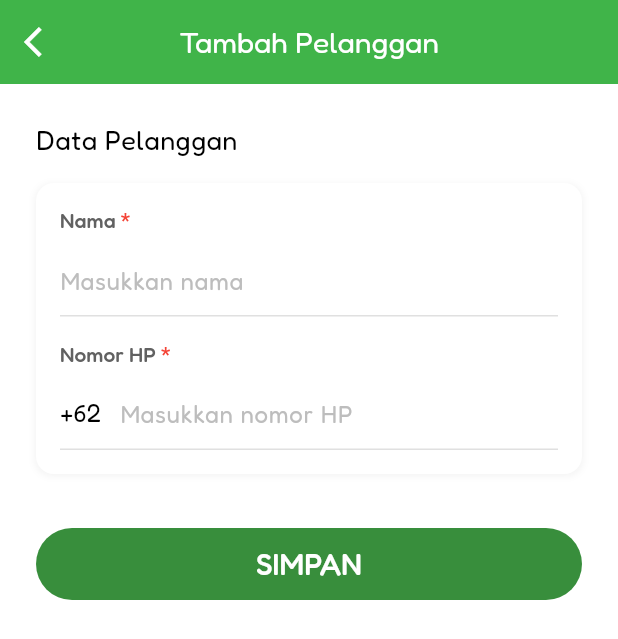
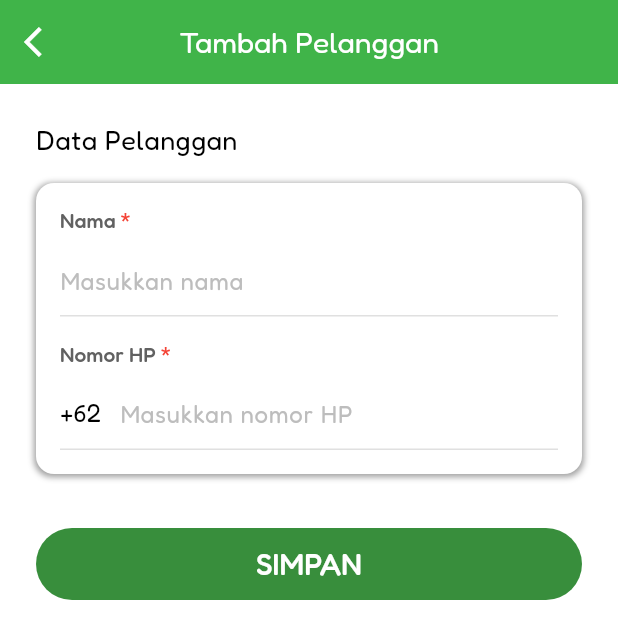
Before and after one commit to 3BCode/moda_android, a Flutter app: the Pelanggan screen opened directly, after a tap on "Tambah Pelanggan", after a tap on the "add circle outline" icon, on a phone screen of 412 x 824 dp. Shown: the top 639 px of the screen. Run offline on Flutter 3.47's test engine with Material 3 defaults, Android fonts, the phone set to English and light mode, and no system bars; our stand-ins replace flutter_typeahead, google_fonts, loading_animation_widget, lottie, shared_preferences; accounts and stored records are empty; network calls fail.

Commit message:
fix: all bug withValues

```diff
--- a/lib/components/proses_loading.dart
+++ b/lib/components/proses_loading.dart
@@ -15,11 +15,11 @@ class ProsesLoading extends StatelessWidget {
           minWidth: 200,
         ),
         decoration: BoxDecoration(
-          color: AppColor.putih.withOpacity(0.8),
+          color: AppColor.putih.withValues(),
           borderRadius: BorderRadius.circular(15),
           boxShadow: [
             BoxShadow(
-              color: AppColor.abus.withOpacity(0.2),
+              color: AppColor.abus.withValues(),
               spreadRadius: 1,
               blurRadius: 5,
               offset: const Offset(0, 3),
--- a/lib/screen/pemilik_loket/angkutan/angkutan.dart
+++ b/lib/screen/pemilik_loket/angkutan/angkutan.dart
@@ -242,14 +242,14 @@ class _AngkutanState extends State<Angkutan> {
               Text(
                 'Plat: ${angkutan.plat}',
                 style: GoogleFonts.fredoka(
-                  color: AppColor.black.withOpacity(0.7),
+                  color: AppColor.black.withValues(),
                   fontSize: 14,
                 ),
               ),
               Text(
                 'Kapasitas: ${angkutan.kapasitas}',
                 style: GoogleFonts.fredoka(
-                  color: AppColor.black.withOpacity(0.7),
+                  color: AppColor.black.withValues(),
                   fontSize: 14,
                 ),
               ),
--- a/lib/screen/pemilik_loket/home/home.dart
+++ b/lib/screen/pemilik_loket/home/home.dart
@@ -81,7 +81,7 @@ class _HomeState extends State<Home> {
                         borderRadius: BorderRadius.circular(8),
                         boxShadow: [
                           BoxShadow(
-                            color: Colors.black.withOpacity(0.1),
+                            color: Colors.black.withValues(),
                             spreadRadius: 1,
                             blurRadius: 1,
                             offset: const Offset(0, 1),
@@ -235,7 +235,7 @@ class _HomeState extends State<Home> {
         borderRadius: BorderRadius.circular(20),
         boxShadow: [
           BoxShadow(
-            color: Colors.black.withOpacity(0.05),
+            color: Colors.black.withValues(),
             spreadRadius: 1,
             blurRadius: 5,
             offset: const Offset(0, 2),
@@ -364,7 +364,7 @@ class _HomeState extends State<Home> {
             borderRadius: BorderRadius.circular(20),
             boxShadow: [
               BoxShadow(
-                color: Colors.black.withOpacity(0.05),
+                color: Colors.black.withValues(),
                 spreadRadius: 1,
                 blurRadius: 5,
                 offset: const Offset(0, 2),
--- a/lib/screen/pemilik_loket/jadwal/jadwal.dart
+++ b/lib/screen/pemilik_loket/jadwal/jadwal.dart
@@ -244,21 +244,21 @@ class _JadwalState extends State<Jadwal> {
               Text(
                 'Rp ${price.format(double.parse(jadwal.harga!))}',
                 style: GoogleFonts.fredoka(
-                  color: AppColor.black.withOpacity(0.7),
+                  color: AppColor.black.withValues(),
                   fontSize: 14,
                 ),
               ),
               Text(
                 '${jadwal.sopirNama} - ${jadwal.angkutanPlat}',
                 style: GoogleFonts.fredoka(
-                  color: AppColor.black.withOpacity(0.7),
+                  color: AppColor.black.withValues(),
                   fontSize: 14,
                 ),
               ),
               Text(
                 '${jadwal.kabAsal} To ${jadwal.kabTujuan}',
                 style: GoogleFonts.fredoka(
-                  color: AppColor.black.withOpacity(0.7),
+                  color: AppColor.black.withValues(),
                   fontSize: 12,
                 ),
               ),
--- a/lib/screen/pemilik_loket/karyawan/karyawan.dart
+++ b/lib/screen/pemilik_loket/karyawan/karyawan.dart
@@ -242,7 +242,7 @@ class _KaryawanState extends State<Karyawan> {
               Text(
                 '${karyawan.noHp}',
                 style: GoogleFonts.fredoka(
-                  color: AppColor.black.withOpacity(0.7),
+                  color: AppColor.black.withValues(),
                   fontSize: 14,
                 ),
               ),
--- a/lib/screen/pemilik_loket/paket/paket.dart
+++ b/lib/screen/pemilik_loket/paket/paket.dart
@@ -204,14 +204,14 @@ class _PaketState extends State<Paket> {
               Text(
                 'Penerima ${paket.nmPenerima}',
                 style: GoogleFonts.fredoka(
-                  color: AppColor.black.withOpacity(0.7),
+                  color: AppColor.black.withValues(),
                   fontSize: 14,
                 ),
               ),
               Text(
                 'Hp Penerima ${paket.noHpPenerima}',
                 style: GoogleFonts.fredoka(
-                  color: AppColor.black.withOpacity(0.7),
+                  color: AppColor.black.withValues(),
                   fontSize: 14,
                 ),
               ),
--- a/lib/screen/pemilik_loket/pelanggan/pelanggan.dart
+++ b/lib/screen/pemilik_loket/pelanggan/pelanggan.dart
@@ -242,7 +242,7 @@ class _PelangganState extends State<Pelanggan> {
               Text(
                 '${pelanggan.noHp}',
                 style: GoogleFonts.fredoka(
-                  color: AppColor.black.withOpacity(0.7),
+                  color: AppColor.black.withValues(),
                   fontSize: 14,
                 ),
               ),
--- a/lib/screen/pemilik_loket/pelanggan/pelanggan_add.dart
+++ b/lib/screen/pemilik_loket/pelanggan/pelanggan_add.dart
@@ -79,7 +79,7 @@ class _PelangganAddState extends State<PelangganAdd> {
   void _showSuccessDialog(String message) {
     showGeneralDialog(
       context: context,
-      barrierColor: Colors.black.withOpacity(0.5),
+      barrierColor: Colors.black.withValues(),
       transitionBuilder: (context, a1, a2, dialogWidget) {
         return Transform.scale(
           scale: a1.value,
@@ -155,7 +155,7 @@ class _PelangganAddState extends State<PelangganAdd> {
   void _showErrorDialog(String message) {
     showGeneralDialog(
       context: context,
-      barrierColor: Colors.black.withOpacity(0.5),
+      barrierColor: Colors.black.withValues(),
       transitionBuilder: (context, a1, a2, widget) {
         return Transform.scale(
           scale: a1.value,
@@ -260,7 +260,7 @@ class _PelangganAddState extends State<PelangganAdd> {
                       borderRadius: BorderRadius.circular(12),
                       boxShadow: [
                         BoxShadow(
-                          color: Colors.grey.withOpacity(0.1),
+                          color: Colors.grey.withValues(),
                           spreadRadius: 1,
                           blurRadius: 3,
                           offset: const Offset(0, 1),
--- a/lib/screen/pemilik_loket/profil/profil.dart
+++ b/lib/screen/pemilik_loket/profil/profil.dart
@@ -103,7 +103,7 @@ class _ProfilState extends State<Profil> {
         borderRadius: BorderRadius.circular(15),
         boxShadow: [
           BoxShadow(
-            color: Colors.black.withOpacity(0.1),
+            color: Colors.black.withValues(),
             spreadRadius: 1,
             blurRadius: 10,
             offset: const Offset(0, 3),
@@ -118,7 +118,7 @@ class _ProfilState extends State<Profil> {
                 width: 80,
                 height: 80,
                 decoration: BoxDecoration(
-                  color: AppColor.backgroundColor.withOpacity(0.1),
+                  color: AppColor.backgroundColor.withValues(),
                   shape: BoxShape.circle,
                   border: Border.all(color: AppColor.backgroundColor, width: 2),
                 ),
@@ -196,7 +196,7 @@ class _ProfilState extends State<Profil> {
         borderRadius: BorderRadius.circular(8),
         boxShadow: [
           BoxShadow(
-            color: Colors.black.withOpacity(0.05),
+            color: Colors.black.withValues(),
             spreadRadius: 1,
             blurRadius: 5,
             offset: const Offset(0, 2),
--- a/lib/screen/pemilik_loket/sopir/sopir.dart
+++ b/lib/screen/pemilik_loket/sopir/sopir.dart
@@ -241,14 +241,14 @@ class _SopirState extends State<Sopir> {
               Text(
                 'Plat: ${sopir.angkutanPlat}',
                 style: GoogleFonts.fredoka(
-                  color: AppColor.black.withOpacity(0.7),
+                  color: AppColor.black.withValues(),
                   fontSize: 14,
                 ),
               ),
               Text(
                 'Sopir: ${sopir.nama}',
                 style: GoogleFonts.fredoka(
-                  color: AppColor.black.withOpacity(0.7),
+                  color: AppColor.black.withValues(),
                   fontSize: 14,
                 ),
               ),
--- a/lib/screen/pemilik_loket/tiket/tiket.dart
+++ b/lib/screen/pemilik_loket/tiket/tiket.dart
@@ -204,21 +204,21 @@ class _TiketState extends State<Tiket> {
               Text(
                 'Berangkat ${tiket.tglBerangkat}',
                 style: GoogleFonts.fredoka(
-                  color: AppColor.black.withOpacity(0.7),
+                  color: AppColor.black.withValues(),
                   fontSize: 14,
                 ),
               ),
               Text(
                 'Pelanggan ${tiket.nmPenumpang}',
                 style: GoogleFonts.fredoka(
-                  color: AppColor.black.withOpacity(0.7),
+                  color: AppColor.black.withValues(),
                   fontSize: 14,
                 ),
               ),
               Text(
                 'No HP ${tiket.noHp}',
                 style: GoogleFonts.fredoka(
-                  color: AppColor.black.withOpacity(0.7),
+                  color: AppColor.black.withValues(),
                   fontSize: 14,
                 ),
               ),
```
Also changed, not shown: pubspec.lock.
